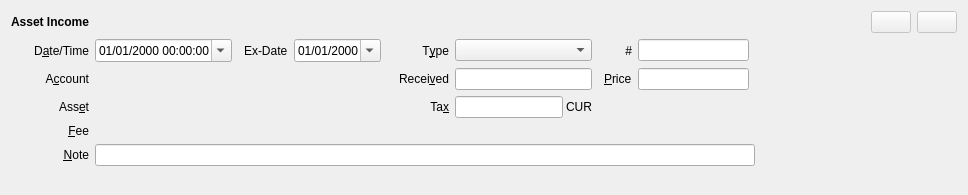
Above: jal/ui/widgets/asset_income_operation.ui from titov-vv/jal before the change. Below: the same form after it.
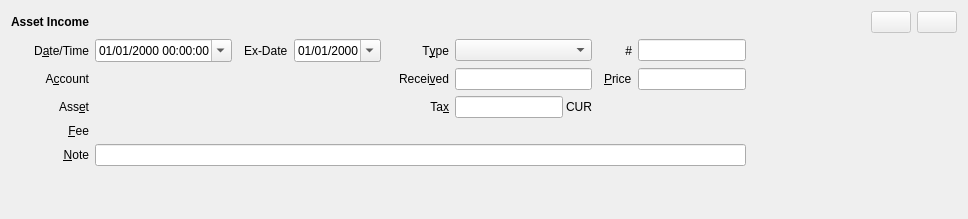
That is the form after the change. Custom widgets are drawn as their Qt base class.

Commit message: FeeWidget placement in operation's widgets was improved.

What changed in the file:
```diff
--- a/jal/ui/widgets/asset_income_operation.ui
+++ b/jal/ui/widgets/asset_income_operation.ui
@@ -7,7 +7,7 @@
     <x>0</x>
     <y>0</y>
     <width>968</width>
-    <height>195</height>
+    <height>219</height>
    </rect>
   </property>
   <property name="windowTitle">
@@ -56,13 +56,6 @@
      </property>
     </widget>
    </item>
-   <item row="2" column="11">
-    <widget class="QLineEdit" name="price_edit">
-     <property name="alignment">
-      <set>Qt::AlignmentFlag::AlignRight|Qt::AlignmentFlag::AlignTrailing|Qt::AlignmentFlag::AlignVCenter</set>
-     </property>
-    </widget>
-   </item>
    <item row="1" column="7">
     <widget class="QLabel" name="type_label">
      <property name="text">
@@ -89,9 +82,6 @@
      </property>
     </widget>
    </item>
-   <item row="1" column="11">
-    <widget class="QLineEdit" name="number"/>
-   </item>
    <item row="3" column="0">
     <widget class="QLabel" name="symbol_label">
      <property name="text">
@@ -192,9 +182,6 @@
      </property>
     </widget>
    </item>
-   <item row="4" column="1" colspan="5">
-    <widget class="FeeWidget" name="fee_widget" native="true"/>
-   </item>
    <item row="5" column="0">
     <widget class="QLabel" name="note_label">
      <property name="text">
@@ -374,15 +361,22 @@
      </item>
     </layout>
    </item>
+   <item row="4" column="1" colspan="12">
+    <widget class="FeeWidget" name="fee_widget"/>
+   </item>
+   <item row="2" column="11" colspan="2">
+    <widget class="QLineEdit" name="price_edit">
+     <property name="alignment">
+      <set>Qt::AlignmentFlag::AlignRight|Qt::AlignmentFlag::AlignTrailing|Qt::AlignmentFlag::AlignVCenter</set>
+     </property>
+    </widget>
+   </item>
+   <item row="1" column="11" colspan="2">
+    <widget class="QLineEdit" name="number"/>
+   </item>
   </layout>
  </widget>
  <customwidgets>
-  <customwidget>
-   <class>FeeWidget</class>
-   <extends>QWidget</extends>
-   <header>jal/widgets/fee_widget.h</header>
-   <container>0</container>
-  </customwidget>
   <customwidget>
    <class>ReferenceSelectorWidget</class>
    <extends>QWidget</extends>
@@ -394,6 +388,11 @@
    <extends>QLabel</extends>
    <header>jal/widgets/account_select.h</header>
   </customwidget>
+  <customwidget>
+   <class>FeeWidget</class>
+   <extends>QWidget</extends>
+   <header>jal/widgets/fee_widget.h</header>
+  </customwidget>
  </customwidgets>
  <tabstops>
   <tabstop>timestamp_editor</tabstop>
```
Left out of the diff: 6 changed lines with no effect on the pictures. The commit also changes 15 other files.
